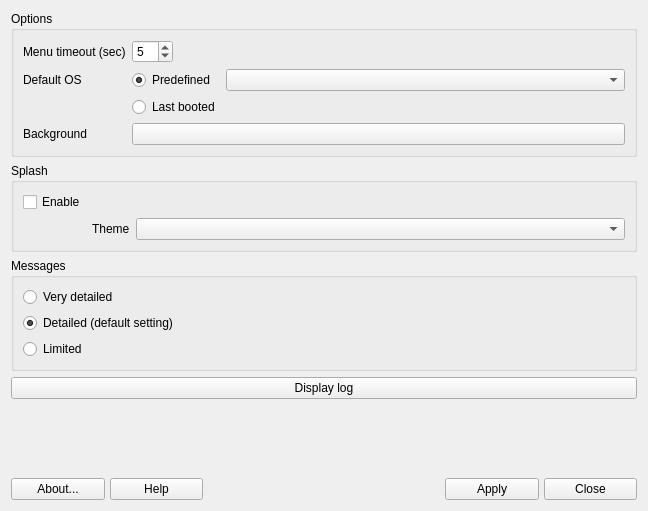
Above: mainwindow.ui from AdrianTM/mx-boot-options before the change. Below: the same form after it.
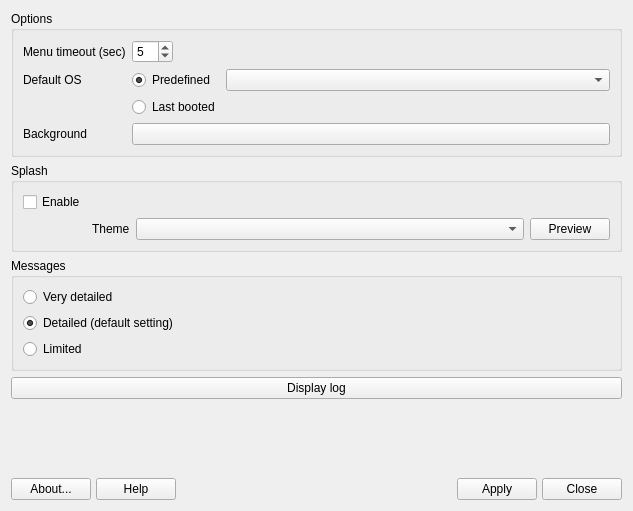
That is the form after the change. Icons and pictures are not drawn.

Commit message: add theme preview

The edit to the form file:
```diff
--- a/mainwindow.ui
+++ b/mainwindow.ui
@@ -6,10 +6,16 @@
    <rect>
     <x>0</x>
     <y>0</y>
-    <width>648</width>
+    <width>633</width>
     <height>511</height>
    </rect>
   </property>
+  <property name="sizePolicy">
+   <sizepolicy hsizetype="Expanding" vsizetype="Expanding">
+    <horstretch>0</horstretch>
+    <verstretch>0</verstretch>
+   </sizepolicy>
+  </property>
   <property name="windowTitle">
    <string>Program_Name</string>
   </property>
@@ -20,6 +26,12 @@
   <layout class="QVBoxLayout" name="verticalLayout">
    <item>
     <widget class="QGroupBox" name="groupBoxOptions">
+     <property name="sizePolicy">
+      <sizepolicy hsizetype="Preferred" vsizetype="Preferred">
+       <horstretch>0</horstretch>
+       <verstretch>0</verstretch>
+      </sizepolicy>
+     </property>
      <property name="title">
       <string>Options</string>
      </property>
@@ -43,6 +55,12 @@
       </item>
       <item row="1" column="1">
        <widget class="QRadioButton" name="rb_predefined">
+        <property name="sizePolicy">
+         <sizepolicy hsizetype="Fixed" vsizetype="Fixed">
+          <horstretch>0</horstretch>
+          <verstretch>0</verstretch>
+         </sizepolicy>
+        </property>
         <property name="text">
          <string>Predefined</string>
         </property>
@@ -63,6 +81,12 @@
       </item>
       <item row="3" column="1" colspan="2">
        <widget class="QPushButton" name="button_filename">
+        <property name="sizePolicy">
+         <sizepolicy hsizetype="Preferred" vsizetype="Fixed">
+          <horstretch>0</horstretch>
+          <verstretch>0</verstretch>
+         </sizepolicy>
+        </property>
         <property name="text">
          <string/>
         </property>
@@ -71,19 +95,6 @@
         </property>
        </widget>
       </item>
-      <item row="0" column="2">
-       <spacer name="horizontalSpacer">
-        <property name="orientation">
-         <enum>Qt::Horizontal</enum>
-        </property>
-        <property name="sizeHint" stdset="0">
-         <size>
-          <width>40</width>
-          <height>20</height>
-         </size>
-        </property>
-       </spacer>
-      </item>
       <item row="2" column="1">
        <widget class="QRadioButton" name="rb_lastbooted">
         <property name="text">
@@ -94,7 +105,7 @@
       <item row="1" column="0">
        <widget class="QLabel" name="label_default_entry">
         <property name="sizePolicy">
-         <sizepolicy hsizetype="Fixed" vsizetype="Preferred">
+         <sizepolicy hsizetype="Minimum" vsizetype="Preferred">
           <horstretch>0</horstretch>
           <verstretch>0</verstretch>
          </sizepolicy>
@@ -105,13 +116,26 @@
        </widget>
       </item>
       <item row="1" column="2">
-       <widget class="QComboBox" name="combo_menu_entry"/>
+       <widget class="QComboBox" name="combo_menu_entry">
+        <property name="sizePolicy">
+         <sizepolicy hsizetype="Expanding" vsizetype="Fixed">
+          <horstretch>0</horstretch>
+          <verstretch>0</verstretch>
+         </sizepolicy>
+        </property>
+       </widget>
       </item>
      </layout>
     </widget>
    </item>
    <item>
     <widget class="QGroupBox" name="groupBoxSplash">
+     <property name="sizePolicy">
+      <sizepolicy hsizetype="Expanding" vsizetype="Preferred">
+       <horstretch>0</horstretch>
+       <verstretch>0</verstretch>
+      </sizepolicy>
+     </property>
      <property name="title">
       <string>Splash</string>
      </property>
@@ -130,7 +154,14 @@
        </widget>
       </item>
       <item row="1" column="2">
-       <widget class="QComboBox" name="combo_theme"/>
+       <widget class="QComboBox" name="combo_theme">
+        <property name="sizePolicy">
+         <sizepolicy hsizetype="Expanding" vsizetype="Fixed">
+          <horstretch>0</horstretch>
+          <verstretch>0</verstretch>
+         </sizepolicy>
+        </property>
+       </widget>
       </item>
       <item row="1" column="1">
        <widget class="QLabel" name="label_theme">
@@ -145,11 +176,36 @@
         </property>
        </widget>
       </item>
+      <item row="1" column="3">
+       <widget class="QPushButton" name="button_preview">
+        <property name="sizePolicy">
+         <sizepolicy hsizetype="Fixed" vsizetype="Fixed">
+          <horstretch>0</horstretch>
+          <verstretch>0</verstretch>
+         </sizepolicy>
+        </property>
+        <property name="text">
+         <string>Preview</string>
+        </property>
+        <property name="icon">
+         <iconset theme="document-preview"/>
+        </property>
+        <property name="autoDefault">
+         <bool>false</bool>
+        </property>
+       </widget>
+      </item>
      </layout>
     </widget>
    </item>
    <item>
     <widget class="QGroupBox" name="groupBoxMessages">
+     <property name="sizePolicy">
+      <sizepolicy hsizetype="Expanding" vsizetype="Preferred">
+       <horstretch>0</horstretch>
+       <verstretch>0</verstretch>
+      </sizepolicy>
+     </property>
      <property name="title">
       <string>Messages</string>
      </property>
@@ -183,6 +239,12 @@
    </item>
    <item>
     <widget class="QPushButton" name="buttonLog">
+     <property name="sizePolicy">
+      <sizepolicy hsizetype="Expanding" vsizetype="Fixed">
+       <horstretch>0</horstretch>
+       <verstretch>0</verstretch>
+      </sizepolicy>
+     </property>
      <property name="text">
       <string>Display log</string>
      </property>
@@ -260,7 +322,7 @@
         <enum>Qt::Horizontal</enum>
        </property>
        <property name="sizeType">
-        <enum>QSizePolicy::Minimum</enum>
+        <enum>QSizePolicy::Expanding</enum>
        </property>
        <property name="sizeHint" stdset="0">
         <size>
@@ -302,7 +364,7 @@
         <enum>Qt::Horizontal</enum>
        </property>
        <property name="sizeType">
-        <enum>QSizePolicy::Minimum</enum>
+        <enum>QSizePolicy::Expanding</enum>
        </property>
        <property name="sizeHint" stdset="0">
         <size>
```
Left out of the diff: 12 changed lines with no effect on the pictures. The commit also changes 3 other files.
